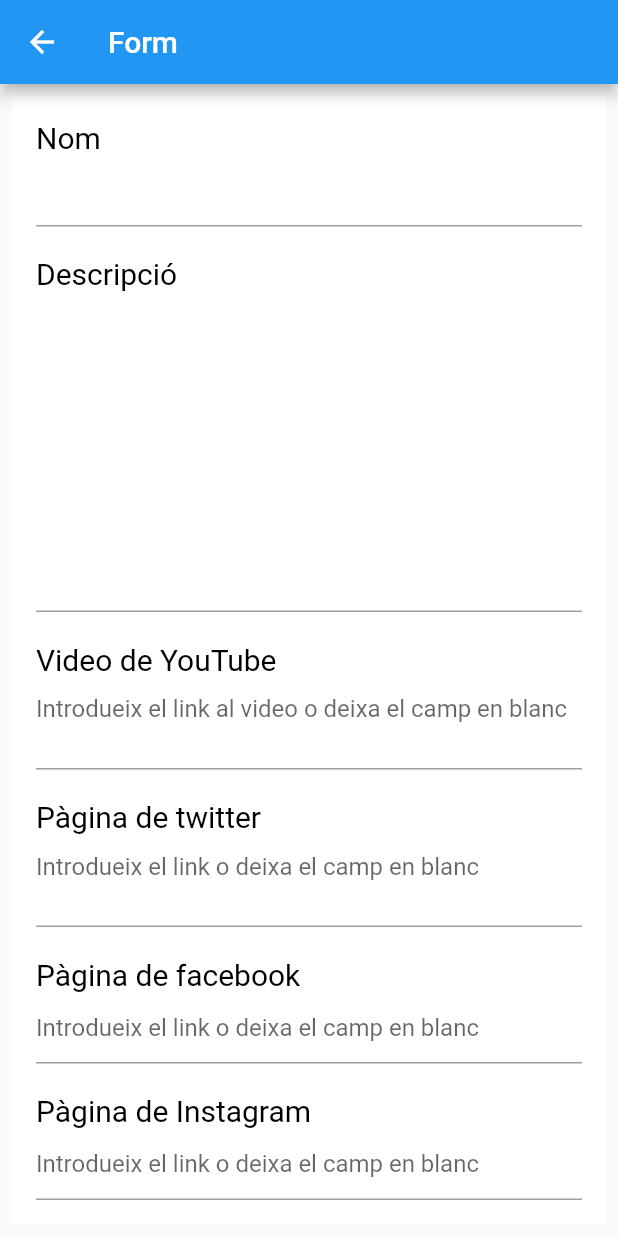
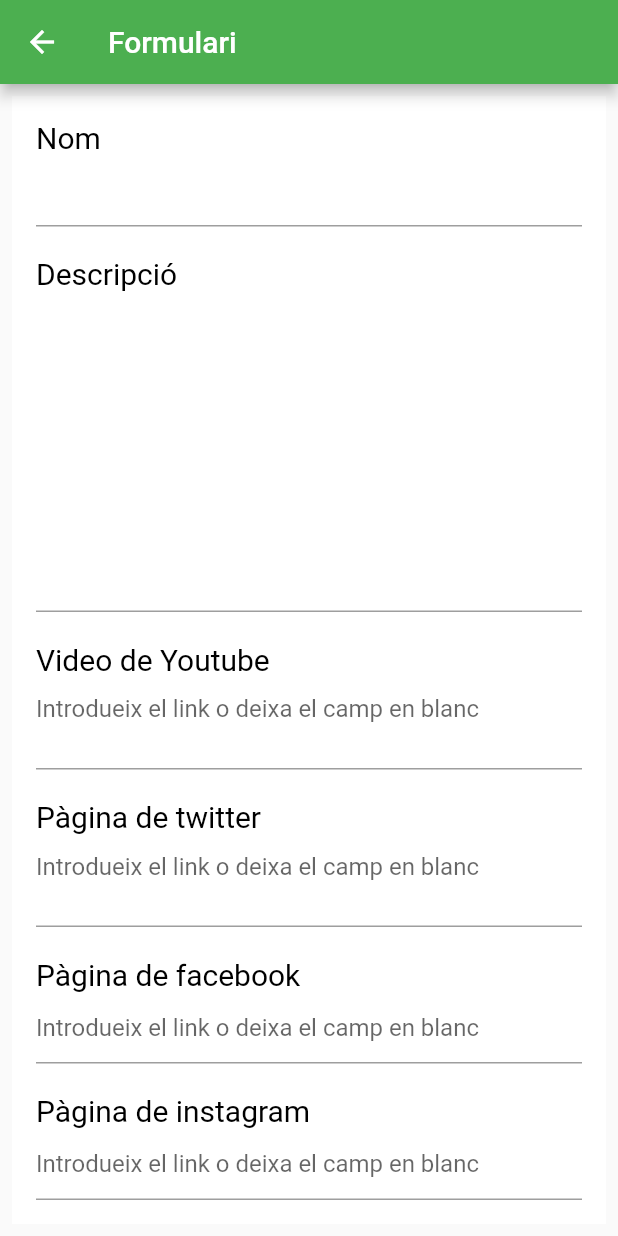
Before and after one commit to ZikBurns/voluntariat, a Flutter app: the ModifyEntity screen opened directly, on a phone screen of 412 x 824 dp. Run offline on Flutter 3.47's test engine with Material 2 defaults, Android fonts, the phone set to English and light mode, and no system bars; drawn by our look-alikes of flutter_form_builder; our stand-ins replace carousel_slider, cloud_firestore, firebase_auth, firebase_core, firebase_storage, font_awesome_flutter and 4 more; missing offline and left inert: linkable, unicorndial; accounts and stored records are empty.

Commit message:
strings.dart conventions applied

```diff
--- a/lib/adminspecific/activities/activity_form.dart
+++ b/lib/adminspecific/activities/activity_form.dart
@@ -4,6 +4,7 @@ import 'package:flutter_firestore/data/activity.dart';
 import 'package:flutter_firestore/data/entity.dart';
 import 'package:flutter_firestore/services/activity_service.dart';
 import 'package:flutter_firestore/services/entity_service.dart';
+import 'package:flutter_firestore/utils/strings.dart';
 import 'package:flutter_form_builder/flutter_form_builder.dart';
 import 'package:flutter/material.dart';
 import 'package:provider/provider.dart';
@@ -27,7 +28,8 @@ class _ModifyActivityState extends State<ModifyActivity> {
       value: EntityService().entities,
       child: Scaffold(
         appBar: AppBar(
-          title: Text("Form"),
+          title: Text("Formulari"),
+          backgroundColor: Colors.green,
         ),
         body: FormBuilder(
           initialValue:
@@ -67,7 +69,7 @@ class _ModifyActivityState extends State<ModifyActivity> {
                       mainAxisAlignment: MainAxisAlignment.spaceEvenly,
                       children: <Widget>[
                         ElevatedButton(
-                          child: Text("Enviar"),
+                          child: Text(Strings.textEnviar),
                           onPressed: (){
                             if(_fbKey.currentState.saveAndValidate()){
                               if(widget.activity==null)ActivityService().addActivityMap(_fbKey.currentState.value);
--- a/lib/adminspecific/entities/entity_form.dart
+++ b/lib/adminspecific/entities/entity_form.dart
@@ -4,6 +4,7 @@ import 'package:flutter/material.dart';
 import 'package:flutter_firestore/adminspecific/entities/entity_form_fields.dart';
 import 'package:flutter_firestore/data/entity.dart';
 import 'package:flutter_firestore/services/entity_service.dart';
+import 'package:flutter_firestore/utils/strings.dart';
 import 'package:flutter_form_builder/flutter_form_builder.dart';
 
 class ModifyEntity extends StatefulWidget {
@@ -21,7 +22,8 @@ class _ModifyEntityState extends State<ModifyEntity> {
   Widget build(BuildContext context) {
     return Scaffold(
         appBar: AppBar(
-          title: Text("Form"),
+          title: Text("Formulari"),
+          backgroundColor: Colors.green,
         ),
         body: FormBuilder(
           initialValue:
@@ -61,7 +63,7 @@ class _ModifyEntityState extends State<ModifyEntity> {
                       mainAxisAlignment: MainAxisAlignment.spaceEvenly,
                       children: <Widget>[
                         RaisedButton(
-                          child: Text("Enviar"),
+                          child: Text(Strings.textEnviar),
                           onPressed: (){
                             if(_fbKey.currentState.saveAndValidate()){
                               if(widget.entity==null) EntityService().addEntityMap(_fbKey.currentState.value);
--- a/lib/adminspecific/entities/entity_form_fields.dart
+++ b/lib/adminspecific/entities/entity_form_fields.dart
@@ -1,5 +1,6 @@
 import 'package:flutter/material.dart';
 import 'package:flutter_firestore/data/entity.dart';
+import 'package:flutter_firestore/utils/strings.dart';
 import 'package:flutter_form_builder/flutter_form_builder.dart';
 
 
@@ -10,6 +11,20 @@ class EntityFormFields extends StatefulWidget {
 
 class _ModifyEntitiesElementsState extends State<EntityFormFields> {
 
+  Align titleText(String text){
+    return Align(
+      alignment: Alignment.topLeft,
+      child: Text(text,
+          style: TextStyle(fontSize: 20, color: Colors.black)),
+    );
+  }
+  Align titledesc(String text){
+    return Align(
+      alignment: Alignment.topLeft,
+      child: Text(text,
+          style: TextStyle(fontSize: 14, color: Colors.black)),
+    );
+  }
 
   @override
   Widget build(BuildContext context) {
@@ -19,14 +34,7 @@ class _ModifyEntitiesElementsState extends State<EntityFormFields> {
         padding: const EdgeInsets.all(16.0),
         child: Column(
           children: <Widget>[
-            Align(
-              alignment: Alignment.topLeft,
-              child: Text('Nom',
-                  style: TextStyle(fontSize: 20, color: Colors.black)),
-            ),
-            //* ----------------------------------------------------
-            //* TEXT INPUT
-            //* ----------------------------------------------------
+            titleText(Strings.formEntityNom),
             FormBuilderTextField(
               maxLines: 1,
               obscureText: false,
@@ -34,19 +42,12 @@ class _ModifyEntitiesElementsState extends State<EntityFormFields> {
               readOnly: false,
               validator: FormBuilderValidators.compose([
                     (val){
-                  if(val=="") return "L'entitat ha de tenir un nom.";
+                  if(val=="") return Strings.formEntityNomWarn;
                 }
               ]),
             ),
             SizedBox(height: 20),
-            Align(
-              alignment: Alignment.topLeft,
-              child: Text('Descripció',
-                  style: TextStyle(fontSize: 20, color: Colors.black)),
-            ),
-            //* ----------------------------------------------------
-            //* TEXT INPUT
-            //* ----------------------------------------------------
+            titleText(Strings.formEntityDesc),
             FormBuilderTextField(
               maxLines: 10,
               obscureText: false,
@@ -57,17 +58,10 @@ class _ModifyEntitiesElementsState extends State<EntityFormFields> {
               }]),
             ),
             SizedBox(height: 20),
-            Align(
-              alignment: Alignment.topLeft,
-              child: Text('Video de YouTube',
-                  style: TextStyle(fontSize: 20, color: Colors.black)),
-            ),
-            //* ----------------------------------------------------
-            //* TEXT INPUT
-            //* ----------------------------------------------------
+            titleText(Strings.formEntityYT),
             FormBuilderTextField(
               decoration: InputDecoration(
-                hintText: "Introdueix el link al video o deixa el camp en blanc"
+                hintText: Strings.formEntitySocialHint
               ),
               maxLines: 2,
               obscureText: false,
@@ -75,17 +69,10 @@ class _ModifyEntitiesElementsState extends State<EntityFormFields> {
               readOnly: false,
             ),
             SizedBox(height: 20),
-            Align(
-              alignment: Alignment.topLeft,
-              child: Text('Pàgina de twitter',
-                  style: TextStyle(fontSize: 20, color: Colors.black)),
-            ),
-            //* ----------------------------------------------------
-            //* TEXT INPUT
-            //* ----------------------------------------------------
+            titleText(Strings.formEntityTwitter),
             FormBuilderTextField(
               decoration: InputDecoration(
-                  hintText: "Introdueix el link o deixa el camp en blanc"
+                  hintText: Strings.formEntitySocialHint
               ),
               maxLines: 2,
               obscureText: false,
@@ -93,17 +80,10 @@ class _ModifyEntitiesElementsState extends State<EntityFormFields> {
               readOnly: false,
             ),
             SizedBox(height: 20),
-            Align(
-              alignment: Alignment.topLeft,
-              child: Text('Pàgina de facebook',
-                  style: TextStyle(fontSize: 20, color: Colors.black)),
-            ),
-            //* ----------------------------------------------------
-            //* TEXT INPUT
-            //* ----------------------------------------------------
+            titleText(Strings.formEntityFacebook),
             FormBuilderTextField(
               decoration: InputDecoration(
-                  hintText: "Introdueix el link o deixa el camp en blanc"
+                  hintText: Strings.formEntitySocialHint
               ),
               maxLines: 1,
               obscureText: false,
@@ -111,14 +91,10 @@ class _ModifyEntitiesElementsState extends State<EntityFormFields> {
               readOnly: false,
             ),
             SizedBox(height: 20),
-            Align(
-              alignment: Alignment.topLeft,
-              child: Text('Pàgina de Instagram',
-                  style: TextStyle(fontSize: 20, color: Colors.black)),
-            ),
+            titleText(Strings.formEntityInstagram),
             FormBuilderTextField(
               decoration: InputDecoration(
-                  hintText: "Introdueix el link o deixa el camp en blanc"
+                  hintText: Strings.formEntitySocialHint
               ),
               maxLines: 1,
               obscureText: false,
@@ -126,14 +102,10 @@ class _ModifyEntitiesElementsState extends State<EntityFormFields> {
               readOnly: false,
             ),
             SizedBox(height: 20),
-            Align(
-              alignment: Alignment.topLeft,
-              child: Text('Pàgina web',
-                  style: TextStyle(fontSize: 20, color: Colors.black)),
-            ),
+            titleText(Strings.formEntityWeb),
             FormBuilderTextField(
               decoration: InputDecoration(
-                  hintText: "Introdueix el link o deixa el camp en blanc"
+                  hintText: Strings.formEntitySocialHint
               ),
               maxLines: 1,
               obscureText: false,
@@ -141,14 +113,10 @@ class _ModifyEntitiesElementsState extends State<EntityFormFields> {
               readOnly: false,
             ),
             SizedBox(height: 20),
-            Align(
-              alignment: Alignment.topLeft,
-              child: Text('Direcció de Google Maps',
-                  style: TextStyle(fontSize: 20, color: Colors.black)),
-            ),
+            titleText(Strings.formEntityMaps),
             FormBuilderTextField(
               decoration: InputDecoration(
-                  hintText: "Introdueix el link o deixa el camp en blanc"
+                  hintText: Strings.formEntitySocialHint
               ),
               maxLines: 1,
               obscureText: false,
@@ -158,7 +126,7 @@ class _ModifyEntitiesElementsState extends State<EntityFormFields> {
             FormBuilderColorPickerField(
               name: 'color',
               colorPickerType: ColorPickerType.MaterialPicker,
-              decoration: InputDecoration(labelText: 'Escolleix el color'),
+              decoration: InputDecoration(labelText: Strings.formEntityColorHint),
             ),
           ],
         ),
--- a/lib/screens/activities/activity_list.dart
+++ b/lib/screens/activities/activity_list.dart
@@ -4,6 +4,7 @@ import 'package:flutter_firestore/data/activity.dart';
 import 'package:flutter_firestore/data/admin.dart'as admin;
 import 'package:flutter_firestore/data/entity.dart';
 import 'package:flutter_firestore/screens/activities/activity_list_tile.dart';
+import 'package:flutter_firestore/utils/strings.dart';
 import 'package:flutter_firestore/utils/colorizer.dart';
 import 'package:flutter_firestore/utils/commonfunctions.dart';
 import 'package:provider/provider.dart';
@@ -63,7 +64,7 @@ class _State extends State<ActivityList> {
                     ),
                     filled: true,
                     fillColor: Color(0xFFF5F6F9),
-                    hintText: 'Busca',
+                      hintText: Strings.textCerca,
                     hintStyle: TextStyle(color: Colors.blueGrey),
                     //TODO: Hide x when nothing is written
                     suffixIcon: IconButton(
--- a/lib/screens/entities/entity_list.dart
+++ b/lib/screens/entities/entity_list.dart
@@ -3,6 +3,7 @@ import 'package:flutter_firestore/data/entity.dart';
 import 'package:flutter_firestore/screens/entities/entity_list_tile.dart';
 import 'package:flutter_firestore/services/activity_service.dart';
 import 'package:flutter_firestore/services/entity_service.dart';
+import 'package:flutter_firestore/utils/strings.dart';
 import 'package:provider/provider.dart';
 import 'package:flutter_firestore/data/activity.dart';
 
@@ -65,7 +66,7 @@ class _EntitiesListState extends State<EntitiesList> {
                   ),
                   filled: true,
                   fillColor: Color(0xFFF5F6F9),
-                  hintText: 'Busca',
+                  hintText: Strings.textCerca,
                   hintStyle: TextStyle(color: Colors.blueGrey),
                   suffixIcon: IconButton(
                     icon: Icon(Icons.clear),
--- a/lib/screens/entities/entity_present_activities.dart
+++ b/lib/screens/entities/entity_present_activities.dart
@@ -1,6 +1,7 @@
 import 'package:flutter/material.dart';
 import 'package:flutter_firestore/data/activity.dart';
 import 'package:flutter_firestore/data/entity.dart';
+import 'package:flutter_firestore/utils/strings.dart';
 import 'package:flutter_firestore/utils/commonfunctions.dart';
 import 'package:flutter_firestore/utils/colorizer.dart';
 import 'package:flutter_firestore/screens/activities/activity_list_tile.dart';
@@ -37,7 +38,7 @@ class _State extends State<EntityPresentActivities> {
     listActivities=_resultsList;
     if(listActivities.isEmpty){
       return ListTile(
-        title: Text("Aquesta entitat encara no té activitats programades."),
+        title: Text(Strings.entityNoActivities),
       );
     }
     else{
@@ -48,7 +49,7 @@ class _State extends State<EntityPresentActivities> {
           itemBuilder: (context,index){
             if(index==0){
               return ListTile(
-                title: Text("Activitats de l'entitat:"),
+                title: Text(Strings.entityActivities),
               );
             }
             else{
--- a/lib/screens/firefeedback.dart
+++ b/lib/screens/firefeedback.dart
@@ -14,7 +14,7 @@ class _FireFeedbackState extends State<FireFeedback> {
   Widget build(BuildContext context) {
     return Scaffold(
         appBar: AppBar(
-          title: Text("Form"),
+          title: Text("Feedback"),
         ),
         body: FormBuilder(
           key: _fbKey,
--- /dev/null
+++ b/lib/utils/strings.dart
@@ -0,0 +1,112 @@
+
+class Strings {
+  static const String type = 'Tipus';
+  static const String typesss = 'Serveis Sociosanitaris';
+  static const String typeFamilia = 'Atenció i suport a les families';
+  static const String typeEducacio = 'Educació i lleure';
+  static const String typeEsport = 'Esport';
+  static const String typeBasic = 'Atenció a les necessitats bàsiques';
+  static const String typeInter = 'Voluntariat Internacional';
+  static const String typeMedi = 'Defensa del mediambient';
+  static const String typeJove = 'Joventut';
+  static const String typeGran = 'Gent Gran';
+  static const String typeAnimal = 'Protecció dels animals';
+  static const String typeCult = 'Cultura';
+
+  static const String modeTot = "Totes les activitats";
+  static const String modeVirtual = "Virtual";
+  static const String modeVirtualNomes = "Només Virtual";
+  static const String modePresencial = "Presencial";
+  static const String modePresencialNomes = "Només Presencial";
+  static const String modeSemi = "Semipresencial";
+
+  static const String carouselDestacatsTitol = "Activitats Destacades:";
+  static const String carouselNovetatsTitol = "Novetats:";
+
+  static const String homeInici = "Inici";
+  static const String homeActivitats = "Activitats";
+  static const String homeEntitats = "Entitats";
+  static const String homeInfo = "Info";
+  static const String homeAdmin = "Zona Administrador";
+  static const String hometTancar = "Tancar";
+  static const String homefeedback = "Dona el teu feedback";
+
+  static const String entityActivities = "Activitats de l'entitat:";
+  static const String entityNoActivities = "Aquesta entitat encara no té activitats programades.";
+  static const String entityImageErase = "Vols esborrar la imatge de l'entitat?";
+  static const String entityImageEraseWarn = "Aquesta acció serà irreversible";
+  static const String entityEraseWarn1 = "Estas segur?";
+  static const String entityEraseWarn2 = "Aquesta operació podria afectar altres dades de l'aplicacio";
+  static const String entityEraseWarn3 = "No es pot esborrar l'entitat ja que té activitats assignades";
+  static const String entityEraseWarn4 = "Desassigna les activitats d'aquesta entitat o esborra les activitats de l'entitat";
+
+  static const String textCerca = "Cerca";
+  static const String textCancelar = "Cancelar";
+  static const String textEsborrar = "Esborrar";
+  static const String textAcceptar = "Acceptar";
+  static const String textEntrar = "Entrar";
+  static const String textEnviar = "Enviar";
+
+  static const String signTitle = "Inicia sessió Admin";
+  static const String signHintCorreu = "correu electrònic";
+  static const String signEnterCorreu = 'Introdueix un correu electrònic';
+  static const String signHintContra = "contrasenya";
+  static const String signEnterContra = 'La contasenya ha de tenir mes de 6 caracters';
+  static const String signError = 'No s\' ha pogut iniciar sessio';
+
+  static const String activityImageErase = "Vols esborrar la imatge de l'activitat?";
+  static const String activityImageEraseWarn = "Aquesta acció serà irreversible";
+  static const String activityEraseWarn1 = "Estas segur?";
+  static const String activityEraseWarn2 = "Aquesta operació podria afectar altres dades de l'aplicacio";
+
+  static const String activityDesc = "Descripció";
+  static const String activityEnt = "Entitats";
+  static const String activityDates = "Dates";
+  static const String activityDataInici = "Data d\'inici";
+  static const String activityDataFinal = "Data final";
+  static const String activityInfoPerm = "Aquesta és una activitat permanent.";
+  static const String activityLloc = "Lloc";
+  static const String activityHorari ="Horari";
+  static const String activityContacte = "Contacte";
+  static const String activityDestacat = "Destacat";
+  static const String activityWarnVisible = 'L\'activitat ara es visible per tothom';
+  static const String activityWarnNoVisible = 'L\'activitat ja no es visible';
+  static const String activityUrgent = "Es necessiten voluntaris urgentment:";
+  static const String activityUrgentWarn = "Les activitats destacades tenen un megàfon.";
+
+  static const String formActivityWarnUnaEntitat = "L'activitat ha de tenir al menys una entitat.";
+  static const String formActivityWarnTipus = "L'activitat ha de tenir un tipus.";
+  static const String formActivitySelectType = 'Selecciona si es presencial, virtual o semipresencial';
+  static const String formActivityWarnMode = "L'activitat ha de ser presencial, virtual o semipresencial.";
+  static const String formActivityTextTitol = "Titol";
+  static const String formActivityTextTitolWarn = "L'activitat ha de tenir un titol.";
+  static const String formActivityTextDescWarn = "L'activitat ha de tenir una descripció.";
+  static const String formActivityTextEntitats = 'Entitat/s';
+  static const String formActivityTextTipologia = 'Tipologia';
+  static const String formActivityTextSelType = 'Selecciona un tipus';
+  static const String formActivityTextDatesExplicacio = 'Si hi ha una diferencia de més de 10 anys entre la data de començament i la de final, l\'activitat serà permanent';
+  static const String formActivityTextDataVisible = 'Data fins la que l\'activitat serà visible';
+  static const String formActivityTextDataVisibleWarn = "L'activitat ha de tenir una data de caducitat";
+  static const String formActivityTextDataLaunch = 'Data de llançament';
+  static const String formActivityTextDataLaunchWarn = "L'activitat ha de tenir una data de llantçament";
+  static const String formActivityTextDiesLaunch = 'Dies que l\'activitat serà novetat';
+  static const String formActivityTextLlocWarn = "L'activitat ha de tenir un lloc.";
+  static const String formActivityTextHorariWarn ="L'activitat ha de tenir un horari.";
+  static const String formActivityTextContacteWarn ="L'activitat ha de tenir un contacte.";
+  static const String formActivityTextVisibilitat ="Visibilitat";
+  static const String formActivityTextVisibilitatWarn ='Vols que l\'activitat sigui visible?';
+  static const String formActivityTextDestacatWarn ='Vols que l\'activitat sigui destacada?';
+
+  static const String formEntityNom ='Nom';
+  static const String formEntityNomWarn ="L'entitat ha de tenir un nom.";
+  static const String formEntityDesc='Descripció';
+  static const String formEntityDescWarn="L'entitat ha de tenir una descripció.";
+  static const String formEntityYT="Video de Youtube";
+  static const String formEntityTwitter='Pàgina de twitter';
+  static const String formEntityFacebook='Pàgina de facebook';
+  static const String formEntitySocialHint ="Introdueix el link o deixa el camp en blanc";
+  static const String formEntityInstagram='Pàgina de instagram';
+  static const String formEntityWeb='Pàgina web';
+  static const String formEntityMaps='Lloc a Google Maps';
+  static const String formEntityColorHint='Escolleix el color';
+}
```
Also changed, not shown: lib/adminspecific/activities/activity_form_fields.dart (+34 -36 lines), lib/screens/activities/activity_details.dart (+9 -8 lines), lib/screens/activities/activity_details_body.dart (+12 -11 lines), lib/screens/activities/activity_list_tile.dart (+9 -8 lines), lib/screens/authentication/signin_screen.dart (+9 -7 lines), lib/screens/entities/entity_details.dart (+11 -12 lines), lib/screens/main/carousel.dart (+3 -8 lines), lib/screens/main/home.dart (+44 -42 lines), lib/utils/colorizer.dart (+45 -44 lines).
